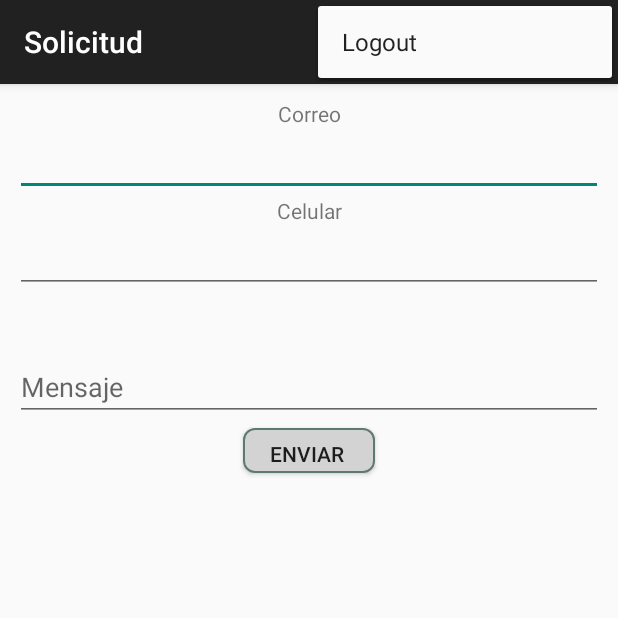
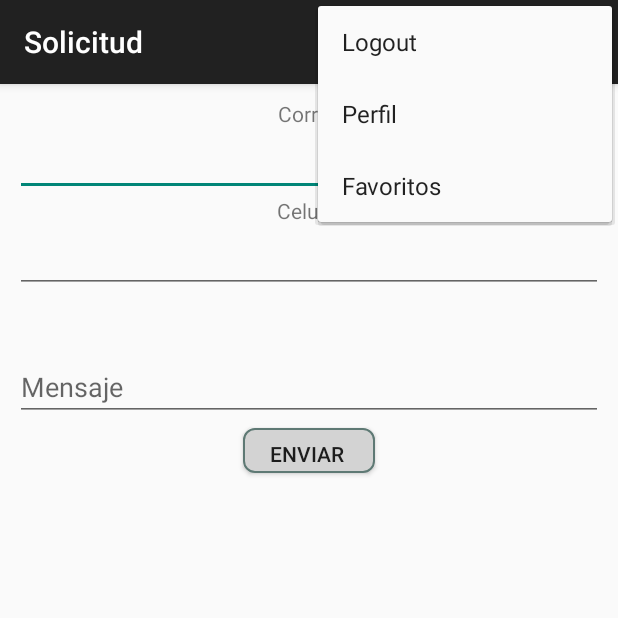
Before and after one commit to DianiSN/BolsaTrabajo, an Android app: the Solicitud screen opened directly, with no data from a screen before it, with the options menu open, on a phone screen of 412 x 824 dp, the top half of it. Run offline under Robolectric (Android 15) with nearby library versions, the phone set to English and light mode, and no system bars.

```diff
--- a/FinalProject/app/src/main/res/layout/activity_main.xml
+++ b/FinalProject/app/src/main/res/layout/activity_main.xml
@@ -81,6 +81,7 @@
         android:id="@+id/tvRegistro"
         android:layout_width="wrap_content"
         android:text="¿No tienes cuenta?"
+        android:paddingTop="10dp"
         android:layout_gravity="center_horizontal"
         android:layout_height="0dp"
         android:layout_weight="1" />
--- a/FinalProject/app/src/main/res/menu/menu_main.xml
+++ b/FinalProject/app/src/main/res/menu/menu_main.xml
@@ -3,10 +3,16 @@
     xmlns:tools="http://schemas.android.com/tools" tools:context=".MainActivity">
 
 
-    <item android:id="@+id/action_logout"
-        android:title="Logout"
-        android:orderInCategory="100"
-        app:showAsAction="never"/>
+    <item android:id="@+id/action_logout" android:title="Logout"
+        android:orderInCategory="100" app:showAsAction="never" />
+
+      <item android:id="@+id/action_perfil" android:title="Perfil"
+        android:orderInCategory="100" app:showAsAction="never" />
+
+    <item android:id="@+id/action_fav" android:title="Favoritos"
+        android:orderInCategory="100" app:showAsAction="never" />
+
+
 
 
 </menu>
--- a/FinalProject/app/src/main/res/menu/menu_vacante.xml
+++ b/FinalProject/app/src/main/res/menu/menu_vacante.xml
@@ -4,4 +4,5 @@
     tools:context="com.example.diana.finalproject.Vacante">
     <item android:id="@+id/action_settings" android:title="@string/action_settings"
         android:orderInCategory="100" app:showAsAction="never" />
+
 </menu>
```
Also changed, not shown: FinalProject/app/src/main/java/com/example/diana/finalproject/Inicio.java (+20 -1 lines), FinalProject/app/src/main/java/com/example/diana/finalproject/MainActivity.java (+3 -7 lines), FinalProject/app/src/main/java/com/example/diana/finalproject/Recupera.java (+5 -2 lines), FinalProject/app/src/main/res/menu/menu_contrasenia.xml (+10 -1 lines), FinalProject/app/src/main/res/menu/menu_inicio.xml (added, +13 -0 lines).
